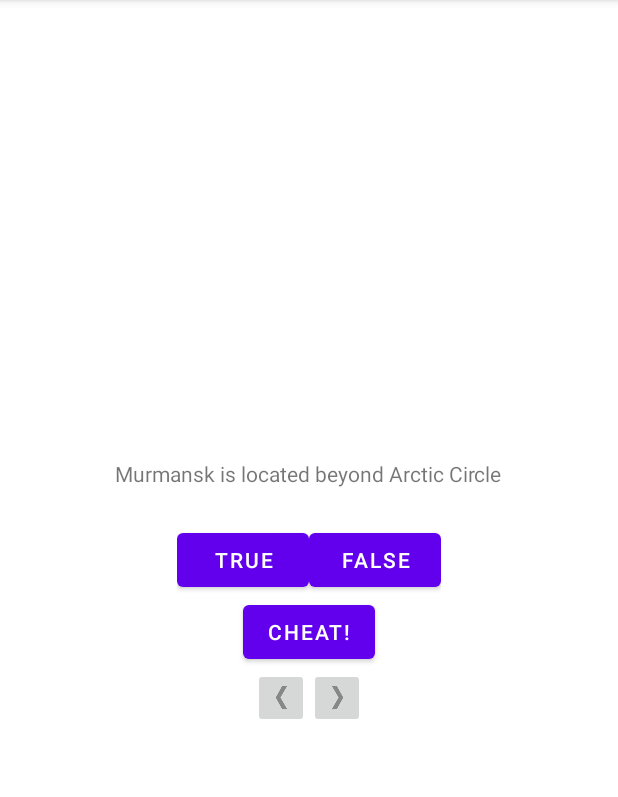
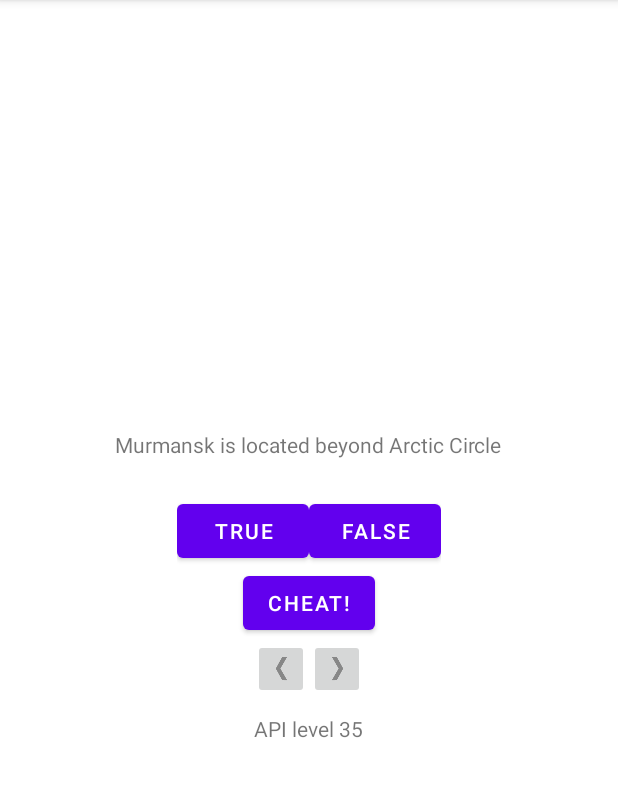
Before and after one commit to Kot512/android_training_1, an Android app: the screen it shows after launch (MainActivity), on a phone screen of 412 x 824 dp, the part 84-881 px from its top. Run offline under Robolectric (Android 15) with nearby library versions, the phone set to English and light mode, and no system bars; 1 statement that could not run was skipped.

```diff
--- a/app/src/main/AndroidManifest.xml
+++ b/app/src/main/AndroidManifest.xml
@@ -11,7 +11,7 @@
         android:roundIcon="@mipmap/ic_launcher_round"
         android:supportsRtl="true"
         android:theme="@style/Theme.GeoQuiz1"
-        tools:targetApi="31">
+        tools:targetApi="32">
         <activity
             android:name=".CheatActivity"
             android:exported="false">
--- a/app/src/main/java/com/example/geoquiz/MainActivity.kt
+++ b/app/src/main/java/com/example/geoquiz/MainActivity.kt
@@ -1,6 +1,7 @@
 package com.example.geoquiz
 
 import android.content.Intent
+import android.os.Build
 import android.os.Bundle
 import android.util.Log
 import android.view.Gravity
@@ -13,11 +14,15 @@ import androidx.activity.result.ActivityResult
 import androidx.activity.result.ActivityResultLauncher
 import androidx.activity.result.contract.ActivityResultContracts
 import androidx.appcompat.app.AppCompatActivity
+import androidx.core.app.ActivityOptionsCompat
 import androidx.lifecycle.ViewModelProvider
+import org.w3c.dom.Text
 
 private const val TAG = "MainActivity"
 private const val KEY_INDEX = "index"
-//private const val REQUEST_CODE_CHEAT = 0
+// private const val REQUEST_CODE_CHEAT = 0 - не требуетеся, поскольку новый метод подразумевает
+// создание отдельного ActivityResultLauncher, который примет интент для определнной активити
+// и будет принимать данные только от нее по выходу из активити
 
 class MainActivity : AppCompatActivity() {
     private lateinit var trueButton: Button
@@ -26,6 +31,7 @@ class MainActivity : AppCompatActivity() {
     private lateinit var backButton: ImageButton
     private lateinit var questionTextView: TextView
     private lateinit var resultBarTextView: TextView
+    private lateinit var apiTextView: TextView
     private lateinit var retryButton: Button
     private lateinit var cheatButton: Button
 
@@ -72,8 +78,6 @@ class MainActivity : AppCompatActivity() {
 //                data?.getBooleanExtra(EXTRA_ANSWER_SHOWN, false) ?: false
 //    }
 //    устаревший вместе с startActivityForResult метод
-
-
 
 
     private fun checkAnswer(userAnswer: Boolean) {
@@ -132,7 +136,8 @@ class MainActivity : AppCompatActivity() {
     }
 
     private fun showResult() {
-        val scoreText = "Your score is ${100.0 * quizViewModel.score / quizViewModel.questionsAmount}%"
+        val scoreText =
+            "Your score is ${100.0 * quizViewModel.score / quizViewModel.questionsAmount}%"
         resultBarTextView.text = scoreText
         resultBarTextView.visibility = View.VISIBLE
         retryButton.visibility = View.VISIBLE
@@ -153,14 +158,6 @@ class MainActivity : AppCompatActivity() {
     }
 
 
-
-
-
-
-
-
-
-
     override fun onCreate(savedInstanceState: Bundle?) {
         super.onCreate(savedInstanceState)
         Log.d(TAG, "onCreate(Bundle?)")
@@ -176,13 +173,14 @@ class MainActivity : AppCompatActivity() {
         retryButton = findViewById(R.id.retry_button)
         resultBarTextView = findViewById(R.id.result_bar)
         cheatButton = findViewById(R.id.cheat_button)
+        apiTextView = findViewById<TextView?>(R.id.api_text_view)
 
 
         updateQuestion()
         if (quizViewModel.resultShown) showResult()
 
-
-
+        val apiLevel = "API level ${android.os.Build.VERSION.SDK_INT}"
+        apiTextView.text = apiLevel
 
         trueButton.setOnClickListener {
             checkAnswer(true)
@@ -202,9 +200,25 @@ class MainActivity : AppCompatActivity() {
         retryButton.setOnClickListener {
             hideResultAndRestart()
         }
-        cheatButton.setOnClickListener {
+        cheatButton.setOnClickListener { buttonView ->
             val answerIsTrue = quizViewModel.currentQuestionAnswer
-            val intent = CheatActivity.newIntent(this, answerIsTrue)
+            val intent = CheatActivity.newIntent(this@MainActivity, answerIsTrue)
+
+            if (Build.VERSION.SDK_INT >= Build.VERSION_CODES.M) { // проверям, если версия API устройства
+//                подходит для реализации кода (т.е. если API >= 23)
+                val options = ActivityOptionsCompat.makeClipRevealAnimation(
+                    buttonView,
+                    0,
+                    0,
+                    buttonView.width,
+                    buttonView.height,
+                )
+                cheatResultLauncher.launch(intent, options) // запускаем созданный ActivityResult с доп. настройками
+            } else cheatResultLauncher.launch(intent) // запускаем без настроек
+//            настраиваем запуск активити и указываем, что CheatActivity должно иметь анимацию
+//            отображения из небольшой области View, указанной в параметре (в данном случае из кнопки)
+//
+
 
 //            startActivity(intent) просто создает новый активити, не ожидая получить данные из нее
 
@@ -213,7 +227,6 @@ class MainActivity : AppCompatActivity() {
 //            именно из активити, запущенного именно с этого startActivityForResult
 
 
-            cheatResultLauncher.launch(intent)
         }
     }
 
@@ -241,5 +254,4 @@ class MainActivity : AppCompatActivity() {
         super.onDestroy()
         Log.d(TAG, "onDestroy()")
     }
-
 }
--- a/app/src/main/res/layout-land/activity_main.xml
+++ b/app/src/main/res/layout-land/activity_main.xml
@@ -86,4 +86,12 @@
         tools:visibility="visible"
         />
 
+    <TextView
+        android:id="@+id/api_text_view"
+        android:layout_width="wrap_content"
+        android:layout_height="wrap_content"
+        tools:text="API level 28"
+        android:padding="10dp"
+        android:layout_gravity="clip_horizontal|center_vertical"/>
+
 </FrameLayout>
--- a/app/src/main/res/layout/activity_main.xml
+++ b/app/src/main/res/layout/activity_main.xml
@@ -85,8 +85,15 @@
         android:layout_width="wrap_content"
         android:text="@string/retry_button"
         android:visibility="gone"
-        tools:visibility="visible"
-        />
+        tools:visibility="visible" />
+
+    <TextView
+        android:id="@+id/api_text_view"
+        android:layout_width="wrap_content"
+        android:layout_height="wrap_content"
+        tools:text="API level 28"
+        android:padding="10dp" />
+
 
 
 
```
Lines whose indentation alone changed are shown as unchanged.
